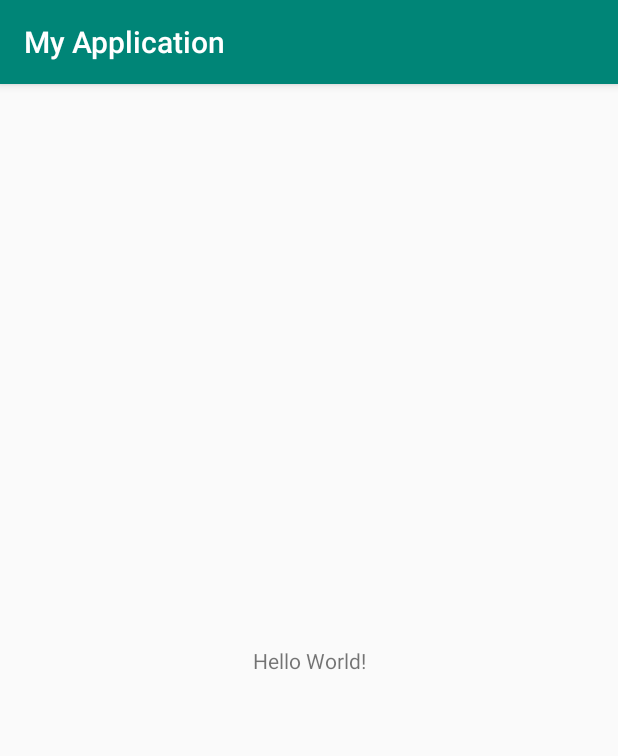
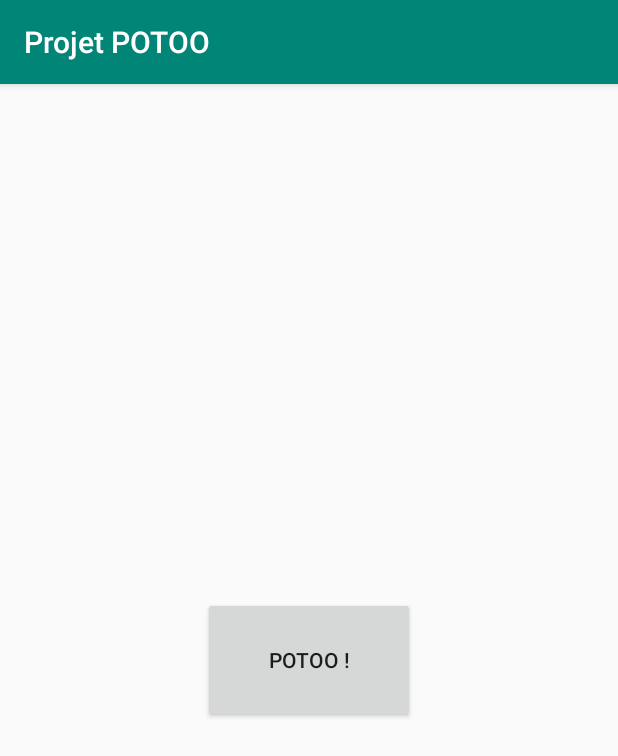
Before and after one commit to guibresz/POTOO, an Android app: the screen it shows after launch (MainActivity), on a phone screen of 412 x 824 dp. Shown: the top 756 px of the screen. Run offline under Robolectric (Android 15) with nearby library versions, the phone set to English and light mode, and no system bars.

Commit message:
Affiche potoo
changé de APK sur lollipop
ajout d'un bouton qui change le background

```diff
--- a/android_app/app/build.gradle
+++ b/android_app/app/build.gradle
@@ -5,8 +5,8 @@ android {
     buildToolsVersion "29.0.3"
     defaultConfig {
         applicationId "com.example.potoo"
-        minSdkVersion 15
-        targetSdkVersion 29
+        minSdkVersion 22
+        targetSdkVersion 22
         versionCode 1
         versionName "1.0"
         testInstrumentationRunner "androidx.test.runner.AndroidJUnitRunner"
--- a/android_app/app/src/main/java/com/example/potoo/MainActivity.java
+++ b/android_app/app/src/main/java/com/example/potoo/MainActivity.java
@@ -1,14 +1,34 @@
 package com.example.potoo;
 
 import androidx.appcompat.app.AppCompatActivity;
+import androidx.core.content.ContextCompat;
 
 import android.os.Bundle;
+import android.view.View;
+import android.widget.Button;
+import android.widget.RelativeLayout;
 
 public class MainActivity extends AppCompatActivity {
+
+    Button bouton_potoo = null;
+
 
     @Override
     protected void onCreate(Bundle savedInstanceState) {
         super.onCreate(savedInstanceState);
         setContentView(R.layout.activity_main);
+
+        bouton_potoo = findViewById(R.id.button_potoo);
+        bouton_potoo.setOnClickListener(new View.OnClickListener() {
+            @Override
+            public void onClick(View v) {
+
+                RelativeLayout layout = (RelativeLayout)findViewById(R.id.layout_accueil);
+
+                layout.setBackground(ContextCompat.getDrawable(getApplicationContext(), R.drawable.potoo));
+
+            }
+        });
+
     }
 }
--- a/android_app/app/src/main/res/layout/activity_main.xml
+++ b/android_app/app/src/main/res/layout/activity_main.xml
@@ -6,13 +6,20 @@
     android:layout_height="match_parent"
     tools:context=".MainActivity">
 
-    <TextView
-        android:layout_width="wrap_content"
-        android:layout_height="wrap_content"
-        android:text="Hello World!"
+    <RelativeLayout
+        android:id="@+id/layout_accueil"
+        android:layout_width="match_parent"
+        android:layout_height="match_parent">
+
+    </RelativeLayout>
+
+    <Button
+        android:id="@+id/button_potoo"
+        android:layout_width="141dp"
+        android:layout_height="84dp"
+        android:text="POTOO !"
         app:layout_constraintBottom_toBottomOf="parent"
-        app:layout_constraintLeft_toLeftOf="parent"
-        app:layout_constraintRight_toRightOf="parent"
+        app:layout_constraintEnd_toEndOf="parent"
+        app:layout_constraintStart_toStartOf="parent"
         app:layout_constraintTop_toTopOf="parent" />
-
 </androidx.constraintlayout.widget.ConstraintLayout>
--- a/android_app/app/src/main/res/values/strings.xml
+++ b/android_app/app/src/main/res/values/strings.xml
@@ -1,3 +1,3 @@
 <resources>
-    <string name="app_name">My Application</string>
+    <string name="app_name">Projet POTOO</string>
 </resources>
```
Also changed, not shown: android_app/app/src/main/res/drawable-v24/potoo.jpg (added).
